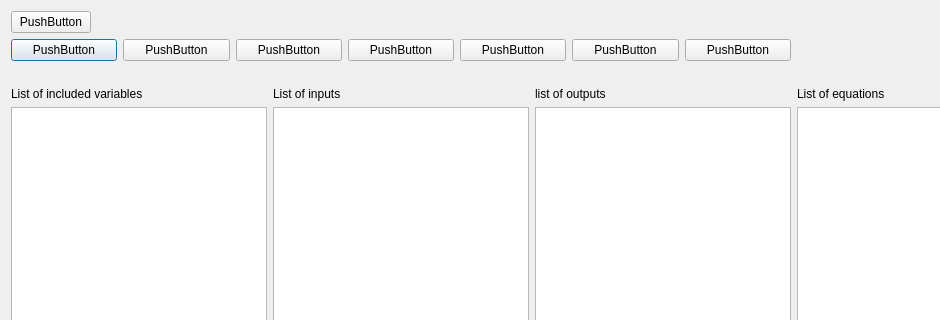
This is packages/OntologyBuilder/BehaviourLinker_v01/UIs/entity_changes.ui in heinz-preisig/ProMo13 as Qt 5 draws it before an edit; both pictures show x 0 to 940 and y 0 to 320 of the 1188 by 845 pixel window. The edited form follows.
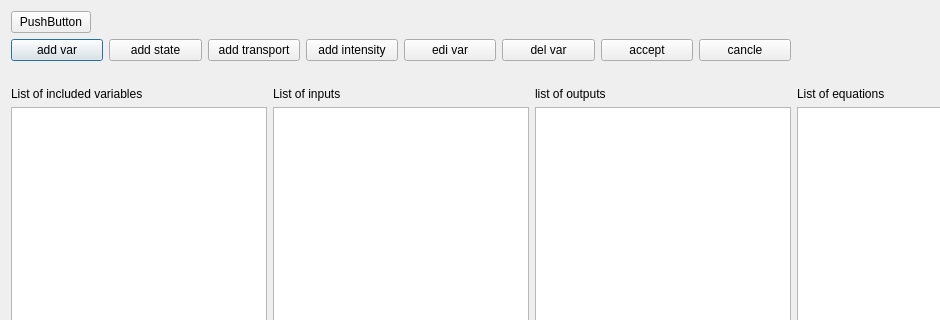
This is the edited form.

```diff
--- a/packages/OntologyBuilder/BehaviourLinker_v01/UIs/entity_changes.ui
+++ b/packages/OntologyBuilder/BehaviourLinker_v01/UIs/entity_changes.ui
@@ -92,49 +92,56 @@
      <item>
       <widget class="QPushButton" name="pushAddVariable">
        <property name="text">
-        <string>PushButton</string>
+        <string>add var</string>
        </property>
       </widget>
      </item>
      <item>
       <widget class="QPushButton" name="pushAddStateVariable">
        <property name="text">
-        <string>PushButton</string>
+        <string>add state</string>
        </property>
       </widget>
      </item>
      <item>
       <widget class="QPushButton" name="pushAddTransport">
        <property name="text">
-        <string>PushButton</string>
+        <string>add transport</string>
+       </property>
+      </widget>
+     </item>
+     <item>
+      <widget class="QPushButton" name="pushAddIntensitity">
+       <property name="text">
+        <string>add intensity</string>
        </property>
       </widget>
      </item>
      <item>
       <widget class="QPushButton" name="pushEditVariable">
        <property name="text">
-        <string>PushButton</string>
+        <string>edi var</string>
        </property>
       </widget>
      </item>
      <item>
       <widget class="QPushButton" name="pushDeleteVariable">
        <property name="text">
-        <string>PushButton</string>
+        <string>del var</string>
        </property>
       </widget>
      </item>
      <item>
       <widget class="QPushButton" name="pushAccept">
        <property name="text">
-        <string>PushButton</string>
+        <string>accept</string>
        </property>
       </widget>
      </item>
      <item>
       <widget class="QPushButton" name="pushCancle">
        <property name="text">
-        <string>PushButton</string>
+        <string>cancle</string>
        </property>
       </widget>
      </item>
```
